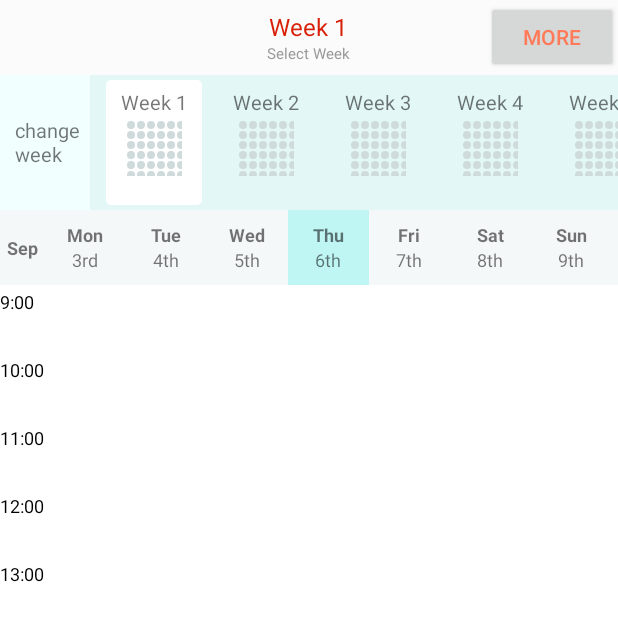
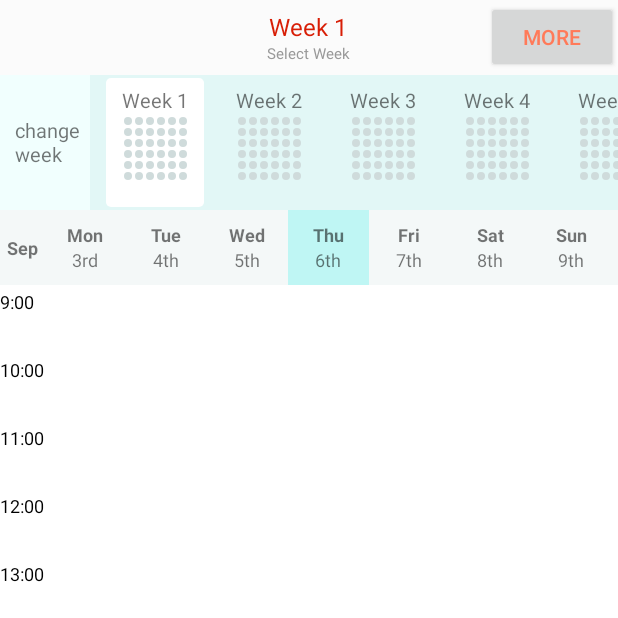
Before and after one commit to SmartPhoneGroup14/CourseSchedule, an Android app: the BaseFuncActivity screen opened directly, with no data from a screen before it, after a tap on an icon or button, on a phone screen of 412 x 824 dp, the top half of it. Run offline under Robolectric (Android 15) with nearby library versions, the phone set to English and light mode, and no system bars; 3 statements that could not run were skipped; 3 other taps on this screen came first.

Commit message:
更新6*6矩阵

```diff
--- a/app/src/main/java/cs/hku/group14/schedule/view/BaseFuncActivity.java
+++ b/app/src/main/java/cs/hku/group14/schedule/view/BaseFuncActivity.java
@@ -227,7 +227,7 @@ public class BaseFuncActivity extends AppCompatActivity implements View.OnClickL
         String str = "";
         for (Schedule bean : beans) {
             if (bean.getName().equals("Holiday") || bean.getName().equals("Reading")) {
-                str += bean.getName();
+                str = bean.getName();
             } else {
 
                 String starttime = String.valueOf((bean.getStart() - 1) / 2 + 9) + ":"
--- a/app/src/main/res/layout/activity_main.xml
+++ b/app/src/main/res/layout/activity_main.xml
@@ -46,7 +46,8 @@
                 android:layout_marginTop="5dip"
                 android:layout_marginBottom="20dip"
                 android:hint="Input HKU Portal ID"
-                android:singleLine="true" />
+                android:singleLine="true"
+                android:text="lexkaing" />
 
             <!-- Password Label -->
             <TextView
@@ -61,7 +62,8 @@
                 android:layout_height="wrap_content"
                 android:layout_marginTop="5dip"
                 android:inputType="textPassword"
-                android:singleLine="true" />
+                android:singleLine="true"
+                android:text="Ilove121603651" />
 
             <!-- Login button -->
             <Button
--- a/timetableview/src/main/java/hku/cs/group14/timetableview/listener/OnItemBuildAdapter.java
+++ b/timetableview/src/main/java/hku/cs/group14/timetableview/listener/OnItemBuildAdapter.java
@@ -31,7 +31,7 @@ public class OnItemBuildAdapter implements ISchedule.OnItemBuildListener {
 //        if (!isThisWeek) {
 //            r = "[非本周]" + r;
 //        }
-        if (name.equals("Holiday") || name.equals("Reading")) {
+        if (name.equals("Holiday") || name.equals("Reading Week")) {
             r = name;
         }
         return r;
--- a/timetableview/src/main/java/hku/cs/group14/timetableview/operator/SimpleOperater.java
+++ b/timetableview/src/main/java/hku/cs/group14/timetableview/operator/SimpleOperater.java
@@ -445,7 +445,7 @@ public class SimpleOperater extends AbsOperater {
         if (mView.isShowWeekends()) {
             perWidth = (ScreenUtils.getWidthInPx(context) - mView.monthWidth()) / 7;
         } else {
-            perWidth = (ScreenUtils.getWidthInPx(context) - mView.monthWidth()) / 5;
+            perWidth = (ScreenUtils.getWidthInPx(context) - mView.monthWidth()) / 6;
         }
         return perWidth;
     }
--- a/timetableview/src/main/java/hku/cs/group14/timetableview/view/PerWeekView.java
+++ b/timetableview/src/main/java/hku/cs/group14/timetableview/view/PerWeekView.java
@@ -196,7 +196,7 @@ public class PerWeekView extends View {
     @Override
     protected void onDraw(Canvas canvas) {
         super.onDraw(canvas);
-        int mar = (width - 10 * radius) / 6;
+        int mar = (width - 12 * radius) / 6;
         lightPaint.setColor(lightColor);
         grayPaint.setColor(grayColor);
 
@@ -240,6 +240,11 @@ public class PerWeekView extends View {
             end = schedule.getStart() + schedule.getStep() - 1;
             if (end > 27) end = 27;
 
+            //对10:30-12:30的UML进行优化展示
+            if (start == 4 && end == 6) {
+                start = 5;
+                end = 7;
+            }
             //先标记区间的所有位置
             for (int m = start; m <= end; m++) {
                 arr[m - 1][schedule.getDay() - 1] = 1;
@@ -269,10 +274,13 @@ public class PerWeekView extends View {
         }
 
         //再对12小组（行）化为6组（行）
+        //special:上午3小组，化为2行
         t = 0;
         for (int i = 0; i < 12; i += 2) {
             for (int j = 0; j < 6; j++) {
-                if (divide_array[i][j] == 0 && divide_array[i + 1][j] == 0) {
+                if (i == 0 && (divide_array[i][j] == 0 || divide_array[i + 1][j] == 0)) {
+                    tmp[t][j] = 0;
+                } else if (divide_array[i][j] == 0 && divide_array[i + 1][j] == 0) {
                     tmp[t][j] = 0;
                 } else {
                     tmp[t][j] = 1;
--- a/timetableview/src/main/res/layout/item_weekview.xml
+++ b/timetableview/src/main/res/layout/item_weekview.xml
@@ -28,9 +28,9 @@
 
         <hku.cs.group14.timetableview.view.PerWeekView
             android:id="@+id/id_perweekview"
-            android:layout_width="38dp"
-            android:layout_height="38dp"
-            android:layout_marginTop="2dp"
+            android:layout_width="45dp"
+            android:layout_height="45dp"
+            android:layout_marginTop="0dp"
             app:radius="3dp" />
 
         <TextView
```
